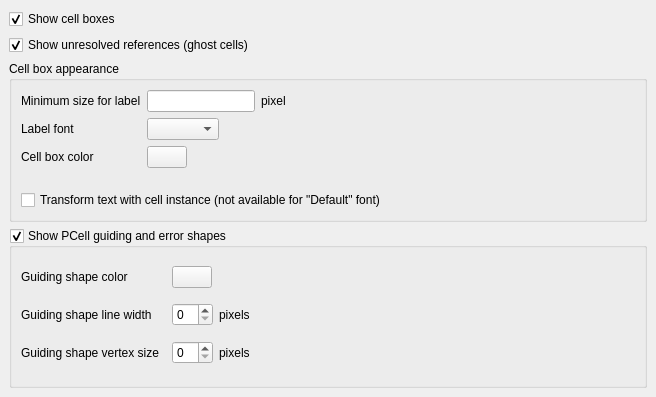
Qt form src/layui/layui/LayoutViewConfigPage2a.ui (KLayout/klayout) before a commit.
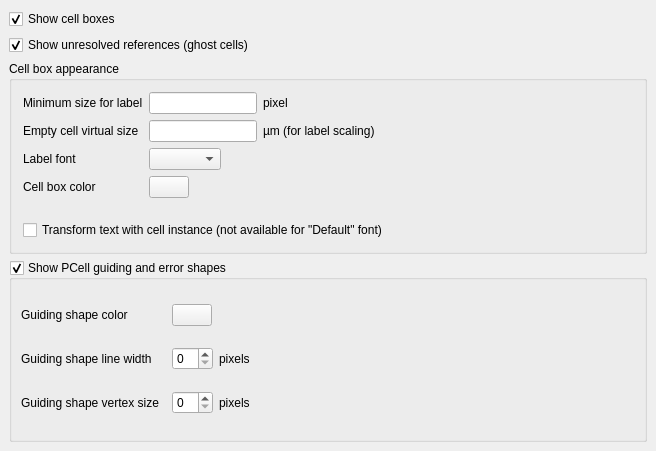
The same form after that commit. Custom widgets are drawn as their Qt base class.

Commit message:
Issue #2219 (drawing of empty cells)
1. Optimiziation - not more than one empty cell per pixel
   This is not very efficient on the available test cases.
2. Introducing a virtual dimension for the empty cells
   for the purpose of label scaling.
   With this, the labels are scaled (if a scalable font
   is selected) and not drawn when becoming very small.
   The parameter is found in the setup pages under
   Display/Cells.

The edit to the form file:
```diff
--- a/src/layui/layui/LayoutViewConfigPage2a.ui
+++ b/src/layui/layui/LayoutViewConfigPage2a.ui
@@ -7,7 +7,7 @@
     <x>0</x>
     <y>0</y>
     <width>656</width>
-    <height>397</height>
+    <height>451</height>
    </rect>
   </property>
   <property name="windowTitle">
@@ -49,85 +49,14 @@
       <bool>false</bool>
      </property>
      <layout class="QGridLayout">
-      <property name="margin" stdset="0">
-       <number>9</number>
-      </property>
       <property name="spacing">
        <number>6</number>
       </property>
-      <item row="1" column="1">
-       <widget class="QFrame" name="frame_3">
-        <property name="frameShape">
-         <enum>QFrame::NoFrame</enum>
+      <item row="2" column="0">
+       <widget class="QLabel" name="textLabel1_3">
+        <property name="text">
+         <string>Label font</string>
         </property>
-        <property name="frameShadow">
-         <enum>QFrame::Raised</enum>
-        </property>
-        <layout class="QHBoxLayout">
-         <property name="spacing">
-          <number>6</number>
-         </property>
-         <property name="margin" stdset="0">
-          <number>0</number>
-         </property>
-         <item>
-          <widget class="QComboBox" name="cell_font_cb"/>
-         </item>
-         <item>
-          <spacer>
-           <property name="orientation">
-            <enum>Qt::Horizontal</enum>
-           </property>
-           <property name="sizeType">
-            <enum>QSizePolicy::Expanding</enum>
-           </property>
-           <property name="sizeHint" stdset="0">
-            <size>
-             <width>141</width>
-             <height>21</height>
-            </size>
-           </property>
-          </spacer>
-         </item>
-        </layout>
-       </widget>
-      </item>
-      <item row="2" column="1">
-       <widget class="QFrame" name="frame_2">
-        <property name="frameShape">
-         <enum>QFrame::NoFrame</enum>
-        </property>
-        <property name="frameShadow">
-         <enum>QFrame::Raised</enum>
-        </property>
-        <layout class="QHBoxLayout">
-         <property name="spacing">
-          <number>6</number>
-         </property>
-         <property name="margin" stdset="0">
-          <number>0</number>
-         </property>
-         <item>
-          <widget class="lay::ColorButton" name="cell_box_color_pb">
-           <property name="text">
-            <string/>
-           </property>
-          </widget>
-         </item>
-         <item>
-          <spacer>
-           <property name="orientation">
-            <enum>Qt::Horizontal</enum>
-           </property>
-           <property name="sizeHint" stdset="0">
-            <size>
-             <width>40</width>
-             <height>20</height>
-            </size>
-           </property>
-          </spacer>
-         </item>
-        </layout>
        </widget>
       </item>
       <item row="0" column="1">
@@ -190,6 +119,20 @@
         </layout>
        </widget>
       </item>
+      <item row="3" column="0">
+       <widget class="QLabel" name="textLabel3">
+        <property name="text">
+         <string>Cell box color</string>
+        </property>
+       </widget>
+      </item>
+      <item row="5" column="0" colspan="2">
+       <widget class="QCheckBox" name="cell_xform_text_cbx">
+        <property name="text">
+         <string>Transform text with cell instance (not available for &quot;Default&quot; font)</string>
+        </property>
+       </widget>
+      </item>
       <item row="0" column="0">
        <widget class="QLabel" name="textLabel1_2_2">
         <property name="text">
@@ -197,21 +140,7 @@
         </property>
        </widget>
       </item>
-      <item row="1" column="0">
-       <widget class="QLabel" name="textLabel1_3">
-        <property name="text">
-         <string>Label font</string>
-        </property>
-       </widget>
-      </item>
-      <item row="2" column="0">
-       <widget class="QLabel" name="textLabel3">
-        <property name="text">
-         <string>Cell box color</string>
-        </property>
-       </widget>
-      </item>
-      <item row="3" column="0" colspan="2">
+      <item row="4" column="0" colspan="2">
        <spacer>
         <property name="orientation">
          <enum>Qt::Vertical</enum>
@@ -227,10 +156,139 @@
         </property>
        </spacer>
       </item>
-      <item row="4" column="0" colspan="2">
-       <widget class="QCheckBox" name="cell_xform_text_cbx">
+      <item row="3" column="1">
+       <widget class="QFrame" name="frame_2">
+        <property name="frameShape">
+         <enum>QFrame::NoFrame</enum>
+        </property>
+        <property name="frameShadow">
+         <enum>QFrame::Raised</enum>
+        </property>
+        <layout class="QHBoxLayout">
+         <property name="spacing">
+          <number>6</number>
+         </property>
+         <property name="margin" stdset="0">
+          <number>0</number>
+         </property>
+         <item>
+          <widget class="lay::ColorButton" name="cell_box_color_pb">
+           <property name="text">
+            <string/>
+           </property>
+          </widget>
+         </item>
+         <item>
+          <spacer>
+           <property name="orientation">
+            <enum>Qt::Horizontal</enum>
+           </property>
+           <property name="sizeHint" stdset="0">
+            <size>
+             <width>40</width>
+             <height>20</height>
+            </size>
+           </property>
+          </spacer>
+         </item>
+        </layout>
+       </widget>
+      </item>
+      <item row="2" column="1">
+       <widget class="QFrame" name="frame_3">
+        <property name="frameShape">
+         <enum>QFrame::NoFrame</enum>
+        </property>
+        <property name="frameShadow">
+         <enum>QFrame::Raised</enum>
+        </property>
+        <layout class="QHBoxLayout">
+         <property name="spacing">
+          <number>6</number>
+         </property>
+         <property name="margin" stdset="0">
+          <number>0</number>
+         </property>
+         <item>
+          <widget class="QComboBox" name="cell_font_cb"/>
+         </item>
+         <item>
+          <spacer>
+           <property name="orientation">
+            <enum>Qt::Horizontal</enum>
+           </property>
+           <property name="sizeType">
+            <enum>QSizePolicy::Expanding</enum>
+           </property>
+           <property name="sizeHint" stdset="0">
+            <size>
+             <width>141</width>
+             <height>21</height>
+            </size>
+           </property>
+          </spacer>
+         </item>
+        </layout>
+       </widget>
+      </item>
+      <item row="1" column="1">
+       <widget class="QFrame" name="frame_4">
+        <property name="frameShape">
+         <enum>QFrame::NoFrame</enum>
+        </property>
+        <property name="frameShadow">
+         <enum>QFrame::Raised</enum>
+        </property>
+        <layout class="QHBoxLayout" name="horizontalLayout">
+         <property name="leftMargin">
+          <number>0</number>
+         </property>
+         <property name="topMargin">
+          <number>0</number>
+         </property>
+         <property name="rightMargin">
+          <number>0</number>
+         </property>
+         <property name="bottomMargin">
+          <number>0</number>
+         </property>
+         <item>
+          <widget class="QLineEdit" name="empty_cell_dimension">
+           <property name="sizePolicy">
+            <sizepolicy hsizetype="Fixed" vsizetype="Fixed">
+             <horstretch>0</horstretch>
+             <verstretch>0</verstretch>
+            </sizepolicy>
+           </property>
+          </widget>
+         </item>
+         <item>
+          <widget class="QLabel" name="label_7">
+           <property name="text">
+            <string>µm (for label scaling)</string>
+           </property>
+          </widget>
+         </item>
+         <item>
+          <spacer name="horizontalSpacer">
+           <property name="orientation">
+            <enum>Qt::Horizontal</enum>
+           </property>
+           <property name="sizeHint" stdset="0">
+            <size>
+             <width>159</width>
+             <height>20</height>
+            </size>
+           </property>
+          </spacer>
+         </item>
+        </layout>
+       </widget>
+      </item>
+      <item row="1" column="0">
+       <widget class="QLabel" name="label_6">
         <property name="text">
-         <string>Transform text with cell instance (not available for &quot;Default&quot; font)</string>
+         <string>Empty cell virtual size</string>
         </property>
        </widget>
       </item>
```
The commit also changes 7 other files.
